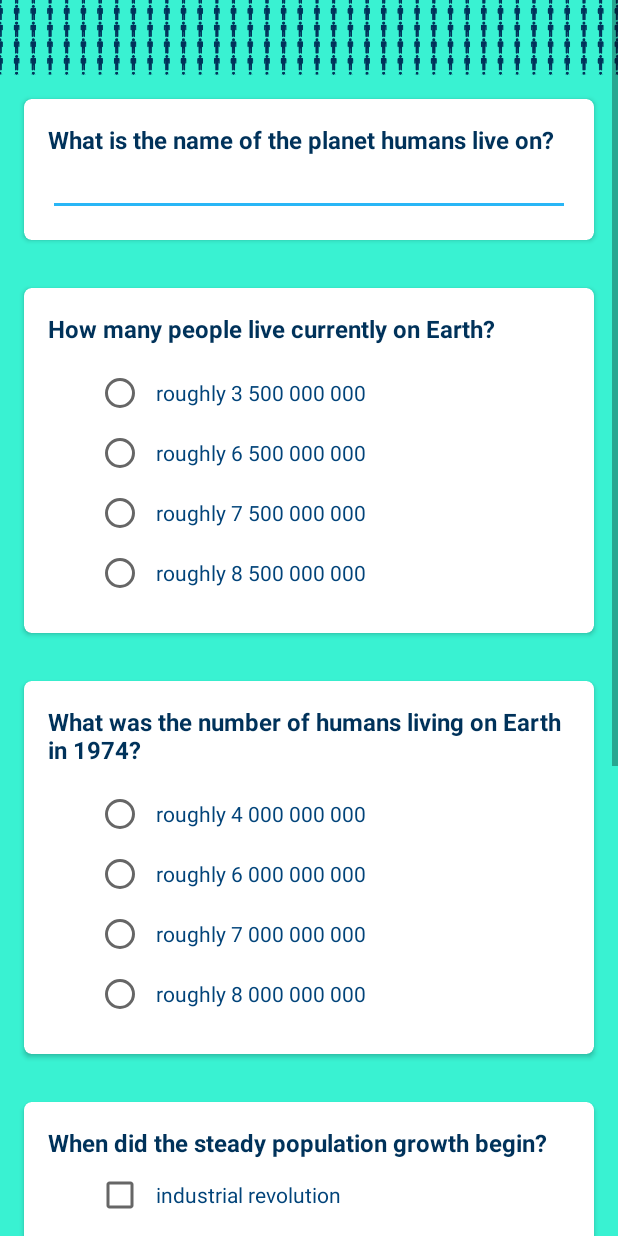
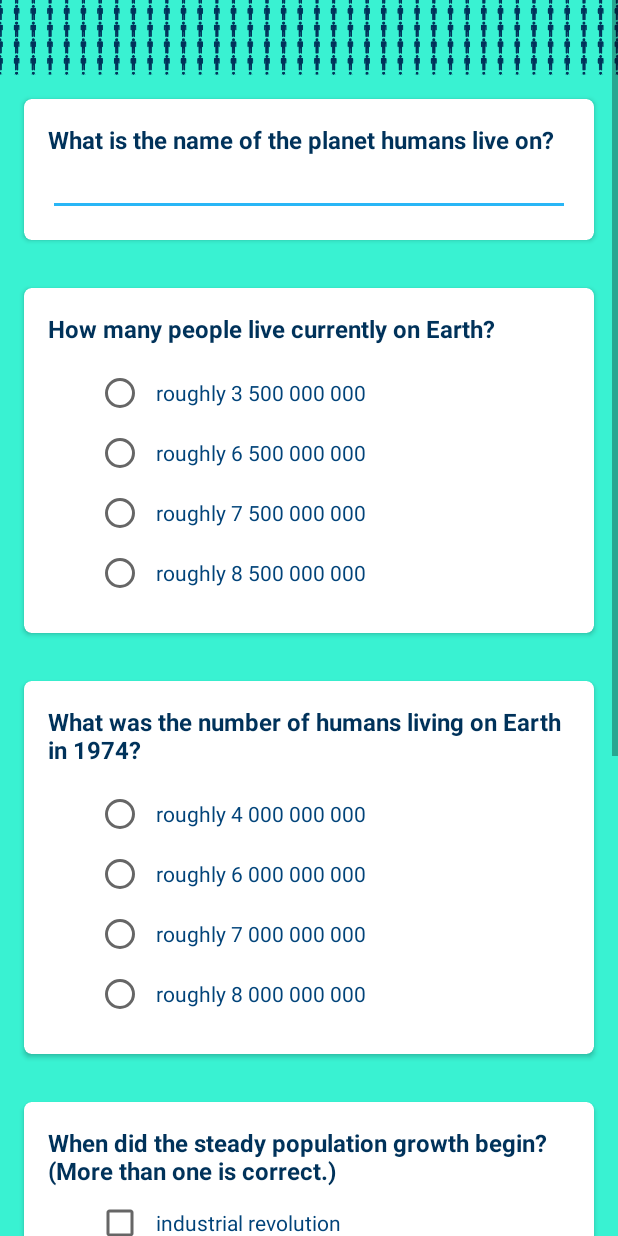
Before and after one commit to mihaaly/PopulationQuiz, an Android app: the QuizActivity screen opened directly, with no data from a screen before it, on a phone screen of 412 x 824 dp. Run offline under Robolectric (Android 15) with nearby library versions, the phone set to English and light mode, and no system bars.

Commit message:
fix 4th question frasing

```diff
--- a/app/src/main/res/values/strings.xml
+++ b/app/src/main/res/values/strings.xml
@@ -31,7 +31,7 @@
     <string name="string_question03_answer_D">roughly 8 000 000 000</string>
 
     <!-- Fourth question, and possible answers. -->
-    <string name="string_question04">When did the steady population growth begin?</string>
+    <string name="string_question04">When did the steady population growth begin? \n(More than one is correct.)</string>
     <string name="string_question04_answer_A">industrial revolution</string>
     <string name="string_question04_answer_B">around 1974</string>
     <string name="string_question04_answer_C">around 8000 BC.</string>
```
